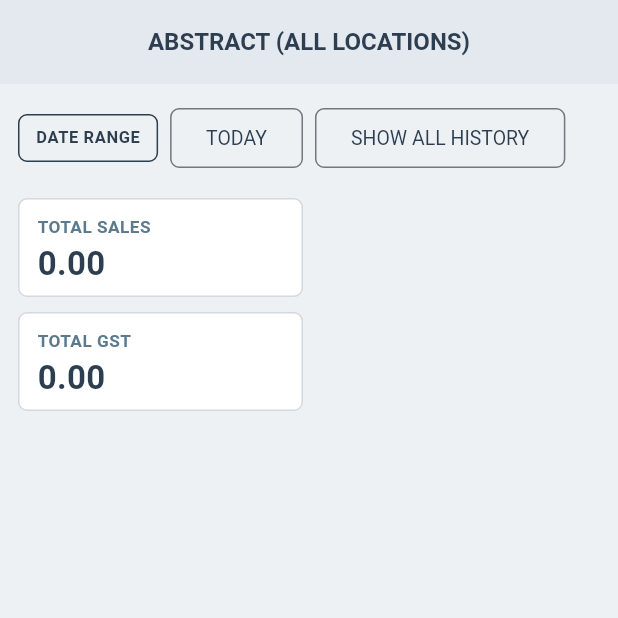
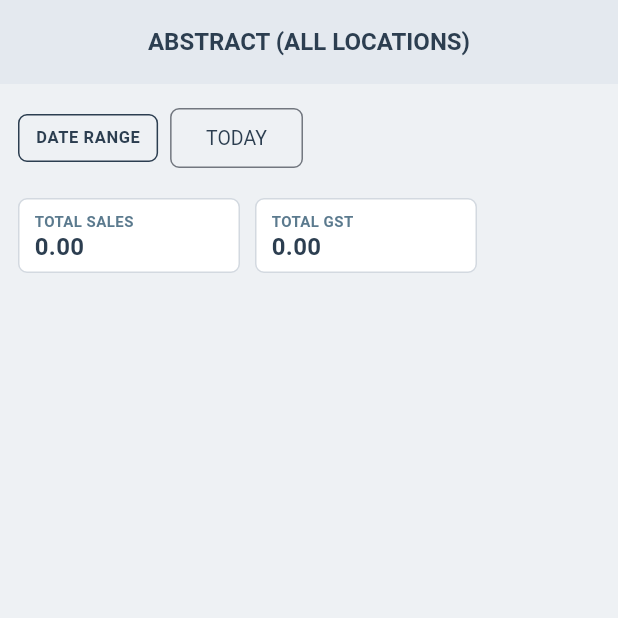
Before and after one commit to Vigneshwari116/sales, a Flutter app: the AdminCrossAbstractScreen screen opened directly, on a phone screen of 412 x 824 dp, the top half of it. Run offline on Flutter 3.47's test engine with Material 3 defaults, Android fonts, the phone set to English and light mode, and no system bars; our stand-ins replace connectivity_plus, pdf, printing, shared_preferences, sqflite, sqflite_common_ffi; accounts and stored records are empty; statements that could not run were skipped.

Commit message:
Apply app-wide header contrast and compact UI polish for PR #20
- Set default AppBar theme to dark navy text on light header band
- Route all section screens through sectionHeaderAppBar for readable titles
- Remove SHOW ALL HISTORY from admin cross-location abstract
- Shrink abstract summary stat cards and admin location grid cards
- Stop bill desktop table from expanding into empty vertical space
- Expand screenshot harness to capture every changed screen

Co-authored-by: Vigneshwari116 <Vigneshwari116@users.noreply.github.com>

```diff
--- a/lib/screen/sales_ledger_screen.dart
+++ b/lib/screen/sales_ledger_screen.dart
@@ -159,8 +159,8 @@ class _SalesLedgerScreenState extends State<SalesLedgerScreen> {
   Widget build(BuildContext context) {
     return Scaffold(
       backgroundColor: AppColors.background,
-      appBar: AppBar(
-        title: const Text('SALES LEDGER'),
+      appBar: sectionHeaderAppBar(
+        'SALES LEDGER',
         automaticallyImplyLeading: !widget.embeddedInDashboard,
         actions: [
           if (_pulling)
@@ -172,7 +172,7 @@ class _SalesLedgerScreenState extends State<SalesLedgerScreen> {
                   height: 18,
                   child: CircularProgressIndicator(
                     strokeWidth: 2,
-                    color: Colors.white,
+                    color: AppColors.navy,
                   ),
                 ),
               ),
--- a/lib/widgets/compact_layout.dart
+++ b/lib/widgets/compact_layout.dart
@@ -83,8 +83,13 @@ class CenteredContent extends StatelessWidget {
   }
 }
 
-/// Light header band app bar used inside staff/admin dashboard sections.
-PreferredSizeWidget sectionHeaderAppBar(String title) {
+/// Light header band app bar — dark navy title on pale header for readability.
+PreferredSizeWidget sectionHeaderAppBar(
+  String title, {
+  bool automaticallyImplyLeading = false,
+  Widget? leading,
+  List<Widget>? actions,
+}) {
   return AppBar(
     title: Text(
       title,
@@ -97,7 +102,10 @@ PreferredSizeWidget sectionHeaderAppBar(String title) {
     backgroundColor: AppColors.headerBand,
     foregroundColor: AppColors.navy,
     iconTheme: const IconThemeData(color: AppColors.navy),
-    automaticallyImplyLeading: false,
+    actionsIconTheme: const IconThemeData(color: AppColors.navy),
+    automaticallyImplyLeading: automaticallyImplyLeading,
+    leading: leading,
+    actions: actions,
   );
 }
 
@@ -133,8 +141,8 @@ class CompactAbstractSummary extends StatelessWidget {
 
   Widget _statCard(String label, String value) {
     return Container(
-      width: 190,
-      padding: const EdgeInsets.symmetric(horizontal: 12, vertical: 10),
+      width: 148,
+      padding: const EdgeInsets.symmetric(horizontal: 10, vertical: 7),
       decoration: BoxDecoration(
         color: AppColors.cardWhite,
         borderRadius: BorderRadius.circular(6),
@@ -147,17 +155,17 @@ class CompactAbstractSummary extends StatelessWidget {
           Text(
             label.toUpperCase(),
             style: const TextStyle(
-              fontSize: AppTextSizes.listSubtitle,
+              fontSize: 10,
               fontWeight: FontWeight.w600,
               color: AppColors.mutedBlue,
               letterSpacing: 0.3,
             ),
           ),
-          const SizedBox(height: 4),
+          const SizedBox(height: 2),
           Text(
             value,
             style: const TextStyle(
-              fontSize: AppTextSizes.statNumber,
+              fontSize: 16,
               fontWeight: FontWeight.w700,
               color: AppColors.navy,
               height: 1.1,
```
Also changed, not shown: lib/screen/admin_cross_abstract_screen.dart (+0 -13 lines), lib/screen/admin_dashboard_screen.dart (+3 -8 lines), lib/screen/admin_location_grid_screen.dart (+8 -16 lines), lib/screen/ledger_bill_detail_screen.dart (+3 -10 lines), lib/screen/printer_settings_screen.dart (+3 -10 lines), lib/screen/sales_bill_screen.dart (+10 -17 lines), lib/screen/staff_dashboard_screen.dart (+3 -8 lines), lib/screen/staff_sales_dashboard_screen.dart (+3 -11 lines), lib/screen/staff_thermal_printer_screen.dart (+3 -11 lines), lib/theme/app_theme.dart (+5 -3 lines), 1 other file.
